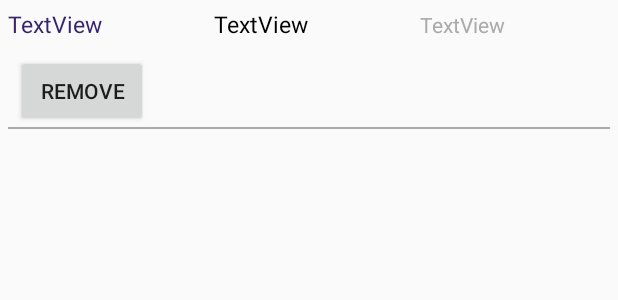
After one commit to niavok/poule, an Android app: the layout remove_activity_view.xml on its own in the app's theme, with its tools: preview values and no code run, on a phone screen of 412 x 824 dp. The commit adds this screen. Shown: the top 300 px of the screen. Run offline under Robolectric (Android 15) with nearby library versions, the phone set to English and light mode, and no system bars.

Commit message:
Add remove activity feature

```diff
--- a/app/src/main/AndroidManifest.xml
+++ b/app/src/main/AndroidManifest.xml
@@ -27,6 +27,7 @@
             android:name=".SettingsActivity"
             android:label="@string/title_activity_settings" />
         <activity android:name=".AddActivity"></activity>
+        <activity android:name=".RemoveActivity"></activity>
         <receiver android:name=".BookingJobReceiver"></receiver>
         <service android:name=".BookingJobService"></service>
     </application>
--- a/app/src/main/java/com/niavok/poule/PouleConfig.java
+++ b/app/src/main/java/com/niavok/poule/PouleConfig.java
@@ -14,6 +14,11 @@ class PouleConfig {
     private final SharedPreferences mSharedPreferences;
     private ArrayList<GsActivity> mActivities;
     private ConfigChangedListener mChangeListener;
+
+    public void removeActivity(GsActivity activity) {
+        mActivities.remove(activity);
+        saveActivities();
+    }
 
     public interface ConfigChangedListener
     {
--- a/app/src/main/res/layout/nav_header_main.xml
+++ b/app/src/main/res/layout/nav_header_main.xml
@@ -30,6 +30,6 @@
         android:id="@+id/textView"
         android:layout_width="wrap_content"
         android:layout_height="wrap_content"
-        android:text="Niavok - fred.bertolus@gmail.com" />
+        android:text="by Niavok - fred.bertolus@gmail.com" />
 
 </LinearLayout>
--- /dev/null
+++ b/app/src/main/res/layout/remove_activity_view.xml
@@ -0,0 +1,64 @@
+<?xml version="1.0" encoding="utf-8"?>
+<LinearLayout xmlns:android="http://schemas.android.com/apk/res/android"
+    android:layout_width="match_parent"
+    android:layout_height="wrap_content"
+    android:orientation="vertical"
+    android:layout_margin="5dp">
+
+    <LinearLayout
+        android:layout_width="match_parent"
+        android:layout_height="wrap_content"
+        android:layout_weight="1"
+        android:layout_marginBottom="10dp"
+        android:orientation="horizontal">
+
+        <TextView
+            android:id="@+id/textViewTime"
+            android:layout_width="wrap_content"
+            android:layout_height="wrap_content"
+            android:layout_weight="1"
+            android:text="TextView"
+            android:textColor="@color/colorPrimaryDark"
+            android:textSize="15dp" />
+
+        <TextView
+            android:id="@+id/textViewLevel"
+            android:layout_width="wrap_content"
+            android:layout_height="wrap_content"
+            android:layout_marginLeft="5dp"
+            android:layout_weight="1"
+            android:text="TextView"
+            android:textColor="#000000"
+            android:textSize="15dp" />
+
+        <TextView
+            android:id="@+id/textViewLocation"
+            android:layout_width="wrap_content"
+            android:layout_height="wrap_content"
+            android:layout_marginLeft="5dp"
+            android:textColor="#AAAAAA"
+            android:layout_weight="1"
+            android:text="TextView" />
+    </LinearLayout>
+
+    <LinearLayout
+        android:layout_width="match_parent"
+        android:layout_height="wrap_content"
+        android:layout_weight="1"
+        android:orientation="horizontal">
+
+        <Button
+            android:id="@+id/buttonRemove"
+            android:layout_width="wrap_content"
+            android:layout_height="wrap_content"
+            android:layout_weight="0"
+            android:layout_marginLeft="5dp"
+            android:text="Remove" />
+    </LinearLayout>
+
+    <View
+        android:layout_width="match_parent"
+        android:layout_height="1dp"
+        android:background="@android:color/darker_gray"/>
+
+</LinearLayout>
```
Also changed, not shown: app/src/main/java/com/niavok/poule/GsActivity.java (+19 -0 lines), app/src/main/java/com/niavok/poule/MainActivity.java (+17 -13 lines), app/src/main/java/com/niavok/poule/RemoveActivity.java (added, +100 -0 lines), app/src/main/res/layout/activity_remove.xml (added, +24 -0 lines), 1 other file.
